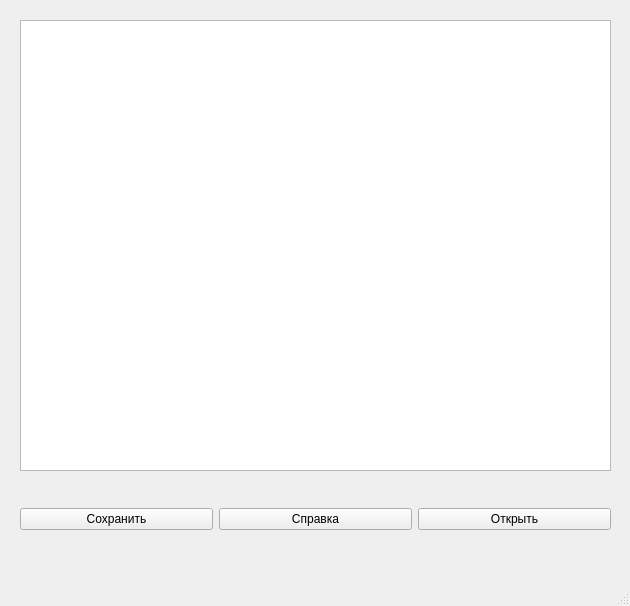
The window that Lesson3/Lesson3_1/mainwindow.ui (napolnyi/Lesson_Qt) describes before a commit, drawn with Qt 5.
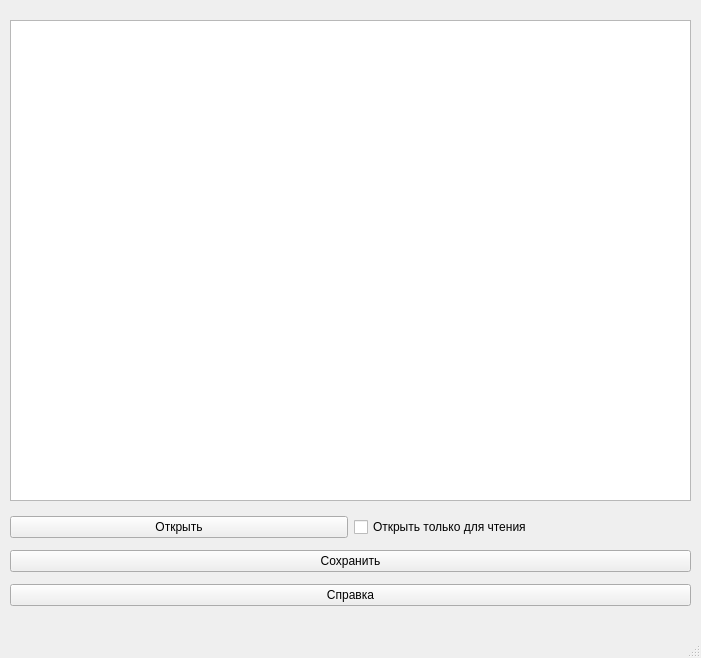
The same window after the commit.

What changed in the file:
```diff
--- a/Lesson3/Lesson3_1/mainwindow.ui
+++ b/Lesson3/Lesson3_1/mainwindow.ui
@@ -6,8 +6,8 @@
    <rect>
     <x>0</x>
     <y>0</y>
-    <width>630</width>
-    <height>606</height>
+    <width>701</width>
+    <height>658</height>
    </rect>
   </property>
   <property name="windowTitle">
@@ -17,39 +17,25 @@
    <widget class="QPlainTextEdit" name="plainTextEdit">
     <property name="geometry">
      <rect>
-      <x>20</x>
+      <x>10</x>
       <y>20</y>
-      <width>591</width>
-      <height>451</height>
+      <width>681</width>
+      <height>481</height>
      </rect>
     </property>
    </widget>
    <widget class="QWidget" name="verticalLayoutWidget">
     <property name="geometry">
      <rect>
-      <x>20</x>
-      <y>479</y>
-      <width>591</width>
-      <height>81</height>
+      <x>10</x>
+      <y>510</y>
+      <width>681</width>
+      <height>104</height>
      </rect>
     </property>
     <layout class="QVBoxLayout" name="verticalLayout">
      <item>
       <layout class="QHBoxLayout" name="horizontalLayout">
-       <item>
-        <widget class="QPushButton" name="saveButton">
-         <property name="text">
-          <string>Сохранить</string>
-         </property>
-        </widget>
-       </item>
-       <item>
-        <widget class="QPushButton" name="helpButton">
-         <property name="text">
-          <string>Справка</string>
-         </property>
-        </widget>
-       </item>
        <item>
         <widget class="QPushButton" name="openButton">
          <property name="text">
@@ -57,8 +43,35 @@
          </property>
         </widget>
        </item>
+       <item>
+        <widget class="QCheckBox" name="onlyReadCheckBox">
+         <property name="text">
+          <string>Открыть только для чтения</string>
+         </property>
+         <property name="checkable">
+          <bool>true</bool>
+         </property>
+         <property name="checked">
+          <bool>false</bool>
+         </property>
+        </widget>
+       </item>
       </layout>
      </item>
+     <item>
+      <widget class="QPushButton" name="saveButton">
+       <property name="text">
+        <string>Сохранить</string>
+       </property>
+      </widget>
+     </item>
+     <item>
+      <widget class="QPushButton" name="helpButton">
+       <property name="text">
+        <string>Справка</string>
+       </property>
+      </widget>
+     </item>
     </layout>
    </widget>
   </widget>
```
Left out of the diff: 6 changed lines with no effect on the pictures.
